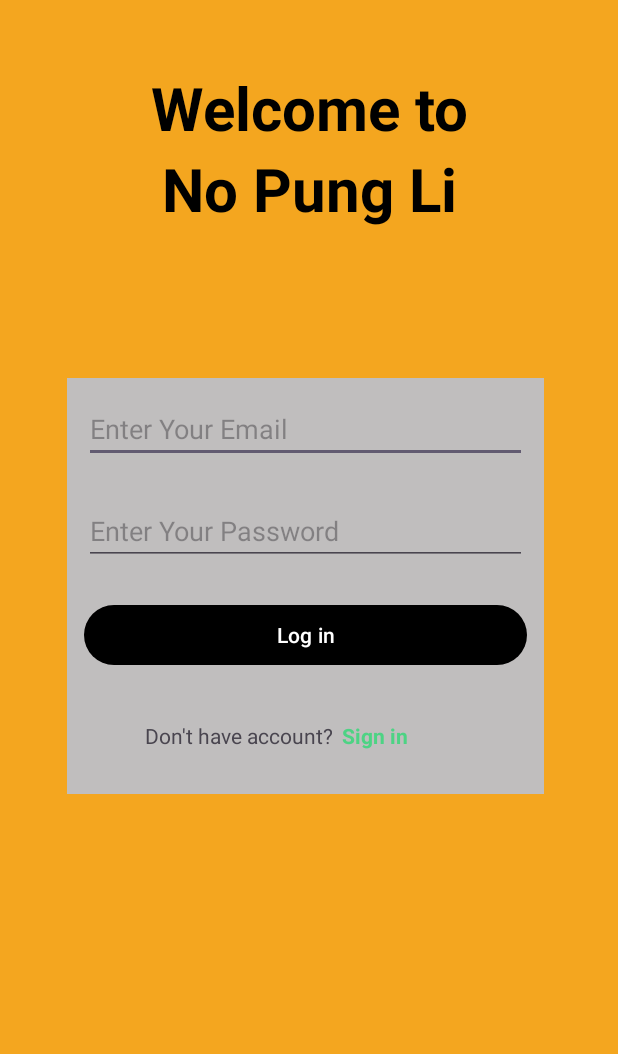
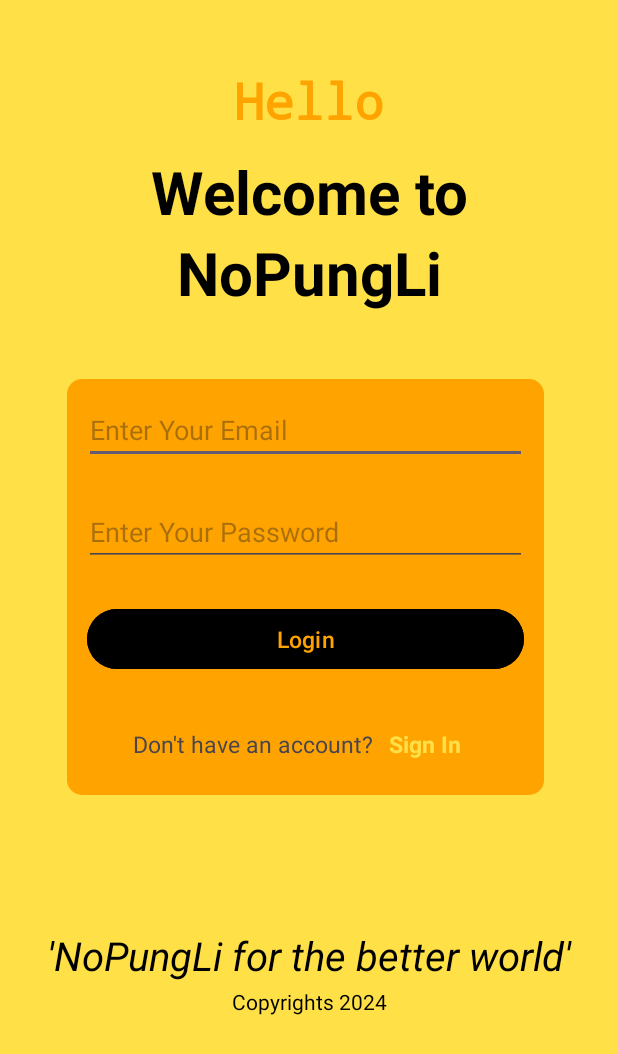
Before and after one commit to VickyDarmana/NoPungLi, an Android app: the MainActivity screen opened directly, with no data from a screen before it, on a phone screen of 412 x 824 dp. Shown: the top 1054 px of the screen. Run offline under Robolectric (Android 15) with nearby library versions, the phone set to English and light mode, and no system bars.

Commit message:
mengedit login page
buat radius dan ubah ccolor pallete

```diff
--- a/app/src/main/java/edu/uph/nopungli/MainActivity.java
+++ b/app/src/main/java/edu/uph/nopungli/MainActivity.java
@@ -2,13 +2,24 @@ package edu.uph.nopungli;
 
 import androidx.appcompat.app.AppCompatActivity;
 
+import android.content.Intent;
 import android.os.Bundle;
+import android.view.View;
+import android.widget.TextView;
 
 public class MainActivity extends AppCompatActivity {
-
+    TextView signin;
     @Override
     protected void onCreate(Bundle savedInstanceState) {
         super.onCreate(savedInstanceState);
         setContentView(R.layout.activity_main);
+
+        signin = (TextView) findViewById(R.id.signin);
+        signin.setOnClickListener(new View.OnClickListener() {
+            @Override
+            public void onClick(View view) {
+
+            }
+        });
     }
 }
--- /dev/null
+++ b/app/src/main/res/drawable/shape.xml
@@ -0,0 +1,5 @@
+<shape xmlns:android="http://schemas.android.com/apk/res/android"
+    android:shape="rectangle">
+    <solid android:color="@color/grey" />
+    <corners android:radius="10dp" />
+</shape>
--- a/app/src/main/res/layout/activity_juru_parkir.xml
+++ b/app/src/main/res/layout/activity_juru_parkir.xml
@@ -15,46 +15,53 @@
 
         <LinearLayout
             android:layout_width="match_parent"
-            android:layout_height="240dp"
+            android:layout_height="wrap_content"
             android:orientation="vertical"
             tools:layout_editor_absoluteX="1dp"
             tools:layout_editor_absoluteY="1dp">
-
 
             <TextView
                 android:id="@+id/textView8"
                 android:layout_width="match_parent"
                 android:layout_height="wrap_content"
+                android:background="@color/orange"
                 android:text="NoPungLi"
                 android:textAlignment="center"
                 android:textColor="@color/black"
-                android:textSize="15pt" />
+                android:textSize="16pt" />
 
             <TextView
                 android:id="@+id/editTextText3"
                 android:layout_width="match_parent"
                 android:layout_height="wrap_content"
-                android:layout_margin="10pt"
-                android:background="@color/grey"
+                android:layout_margin="8pt"
+                android:background="@drawable/shape"
+                android:backgroundTint="@color/orange"
                 android:ems="10"
-                android:padding="2pt"
+                android:padding="3pt"
                 android:text="Kota"
                 android:textColor="@color/black"
-                android:textSize="10pt"
-                />
+                android:textSize="9pt" />
 
             <TextView
                 android:id="@+id/editTextText4"
                 android:layout_width="match_parent"
                 android:layout_height="wrap_content"
-                android:layout_margin="10pt"
-                android:background="@color/grey"
+                android:layout_margin="8pt"
+                android:background="@drawable/shape"
+                android:backgroundTint="@color/orange"
                 android:ems="10"
-                android:padding="2pt"
+                android:padding="3pt"
                 android:text="Kecamatan"
                 android:textColor="@color/black"
-                android:textSize="10pt" />
+                android:textSize="9pt" />
+
         </LinearLayout>
+
+        <LinearLayout
+            android:layout_width="match_parent"
+            android:layout_height="match_parent"
+            android:orientation="vertical">
 
             <ListView
                 android:id="@+id/listview2"
@@ -64,6 +71,7 @@
                 app:layout_constraintHorizontal_bias="1.0"
                 app:layout_constraintStart_toStartOf="parent"
                 tools:layout_editor_absoluteY="222dp" />
+        </LinearLayout>
 
     </LinearLayout>
 </androidx.constraintlayout.widget.ConstraintLayout>
--- a/app/src/main/res/layout/activity_main.xml
+++ b/app/src/main/res/layout/activity_main.xml
@@ -9,36 +9,48 @@
     <LinearLayout
         android:layout_width="match_parent"
         android:layout_height="match_parent"
+        android:background="@color/yellow"
         android:orientation="vertical"
-        android:background="@color/background"
         tools:layout_editor_absoluteX="1dp"
         tools:layout_editor_absoluteY="1dp">
 
         <LinearLayout
             android:layout_width="match_parent"
-            android:layout_height="207dp"
+            android:layout_height="208dp"
             android:layout_marginTop="20pt"
             android:orientation="vertical">
+
+            <TextView
+                android:id="@+id/textView17"
+                android:layout_width="match_parent"
+                android:layout_height="wrap_content"
+                android:layout_marginBottom="5pt"
+                android:text="Hello"
+                android:textAlignment="center"
+                android:textColor="@color/orange"
+                android:textSize="15pt"
+                android:fontFamily="monospace"
+                android:textStyle="bold" />
 
             <TextView
                 android:id="@+id/textView"
                 android:layout_width="match_parent"
                 android:layout_height="wrap_content"
-                android:textStyle="bold"
+                android:text="Welcome to"
                 android:textAlignment="center"
+                android:textColor="@color/black"
                 android:textSize="18pt"
-                android:textColor="@color/black"
-                android:text="Welcome to" />
+                android:textStyle="bold" />
 
             <TextView
                 android:id="@+id/textView2"
                 android:layout_width="match_parent"
                 android:layout_height="wrap_content"
-                android:textStyle="bold"
+                android:text="NoPungLi"
                 android:textAlignment="center"
+                android:textColor="@color/black"
                 android:textSize="18pt"
-                android:textColor="@color/black"
-                android:text="No Pung Li" />
+                android:textStyle="bold" />
         </LinearLayout>
 
         <LinearLayout
@@ -46,8 +58,10 @@
             android:layout_height="277dp"
             android:layout_marginLeft="20pt"
             android:layout_marginRight="20pt"
-            android:background="@color/grey"
+            android:background="@drawable/shape"
+            android:backgroundTint="@color/orange"
             android:orientation="vertical"
+            android:radius="50dp"
             app:layout_constraintEnd_toEndOf="parent"
             app:layout_constraintStart_toStartOf="parent">
 
@@ -58,7 +72,7 @@
                 android:layout_margin="5pt"
                 android:ems="10"
                 android:hint="Enter Your Email"
-                android:inputType="text" />
+                android:textSize="8pt" />
 
             <EditText
                 android:id="@+id/editTextText2"
@@ -67,14 +81,18 @@
                 android:layout_margin="5pt"
                 android:ems="10"
                 android:hint="Enter Your Password"
-                android:inputType="text" />
+                android:textSize="8pt" />
 
             <Button
                 android:id="@+id/button"
                 android:layout_width="match_parent"
                 android:layout_height="wrap_content"
-                android:layout_margin="5pt"
-                android:text="Log in" />
+                android:layout_margin="6pt"
+                android:backgroundTint="@color/black"
+                android:radius="10dp"
+                android:text="Login"
+                android:textColor="@color/orange"
+                android:textSize="7pt" />
 
             <LinearLayout
                 android:layout_width="match_parent"
@@ -84,27 +102,57 @@
 
                 <TextView
                     android:id="@+id/textView3"
-                    android:layout_width="217dp"
+                    android:layout_width="272dp"
                     android:layout_height="wrap_content"
                     android:layout_weight="1"
-                    android:text="Don't have account?"
+                    android:text="Don't have an account?"
                     android:textAlignment="textEnd"
+                    android:textSize="7pt"
                     app:layout_constraintBottom_toBottomOf="parent"
                     app:layout_constraintTop_toTopOf="parent" />
 
                 <TextView
-                    android:id="@+id/textView4"
-                    android:layout_width="176dp"
+                    android:id="@+id/signin"
+                    android:layout_width="172dp"
                     android:layout_height="wrap_content"
-                    android:layout_marginLeft="3pt"
+                    android:layout_marginLeft="5pt"
                     android:layout_weight="1"
-                    android:text="Sign in"
-                    android:textColor="@color/lightgreen"
+                    android:text="Sign In"
+                    android:textAlignment="textStart"
+                    android:textColor="@color/yellow"
+                    android:textSize="7pt"
                     android:textStyle="bold"
                     app:layout_constraintBottom_toBottomOf="parent"
                     app:layout_constraintTop_toTopOf="parent" />
             </LinearLayout>
 
         </LinearLayout>
+
+        <LinearLayout
+            android:layout_width="match_parent"
+            android:layout_height="79dp"
+            android:layout_marginTop="40pt"
+            android:orientation="vertical">
+
+            <TextView
+                android:id="@+id/textView4"
+                android:layout_width="match_parent"
+                android:layout_height="0dp"
+                android:layout_weight="1"
+                android:text="'NoPungLi for the better world'"
+                android:textAlignment="center"
+                android:textColor="@color/black"
+                android:textSize="12pt"
+                android:textStyle="italic" />
+
+            <TextView
+                android:layout_width="match_parent"
+                android:layout_height="0dp"
+                android:layout_weight="1"
+                android:text="Copyrights 2024"
+                android:textAlignment="center"
+                android:textColor="@color/black" />
+        </LinearLayout>
     </LinearLayout>
+
 </androidx.constraintlayout.widget.ConstraintLayout>
--- a/app/src/main/res/layout/data_list_layout.xml
+++ b/app/src/main/res/layout/data_list_layout.xml
@@ -32,7 +32,7 @@
         android:layout_width="wrap_content"
         android:layout_height="wrap_content"
         android:layout_marginTop="8dp"
-        android:layout_marginLeft="10dp"
+
         android:textSize="14sp"
         android:text="Daerah: "
         app:layout_constraintStart_toStartOf="@+id/txtNamaJuru"
--- a/app/src/main/res/values/colors.xml
+++ b/app/src/main/res/values/colors.xml
@@ -4,6 +4,7 @@
     <color name="white">#FFFFFFFF</color>
     <color name="grey">#C0BEBE</color>
     <color name="lightgreen">#4DD384</color>
-    <color name="background">#F4A61F</color>
+    <color name="orange">#FFA301</color>
     <color name="red">#FF0000</color>
+    <color name="yellow">#FFE147</color>
 </resources>
```
Lines whose indentation alone changed are shown as unchanged.
